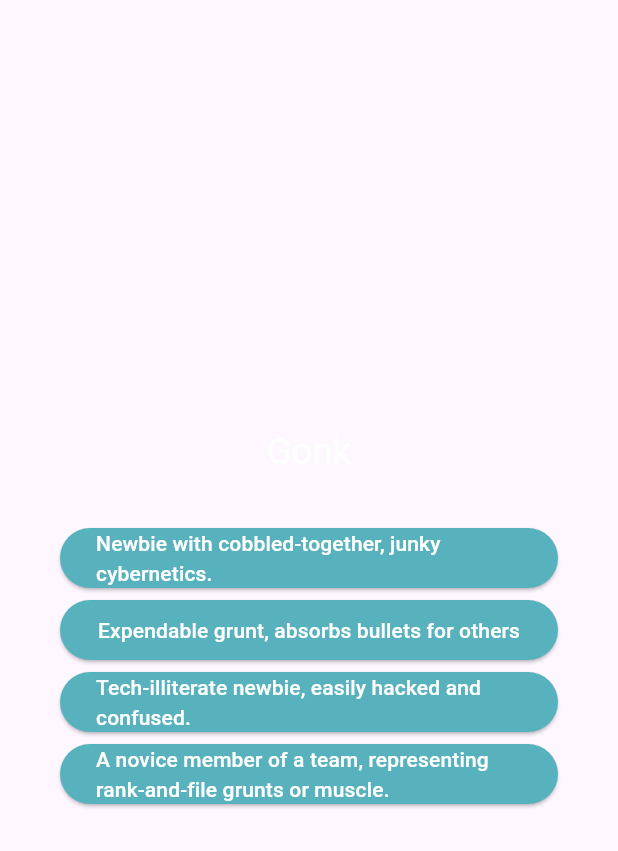
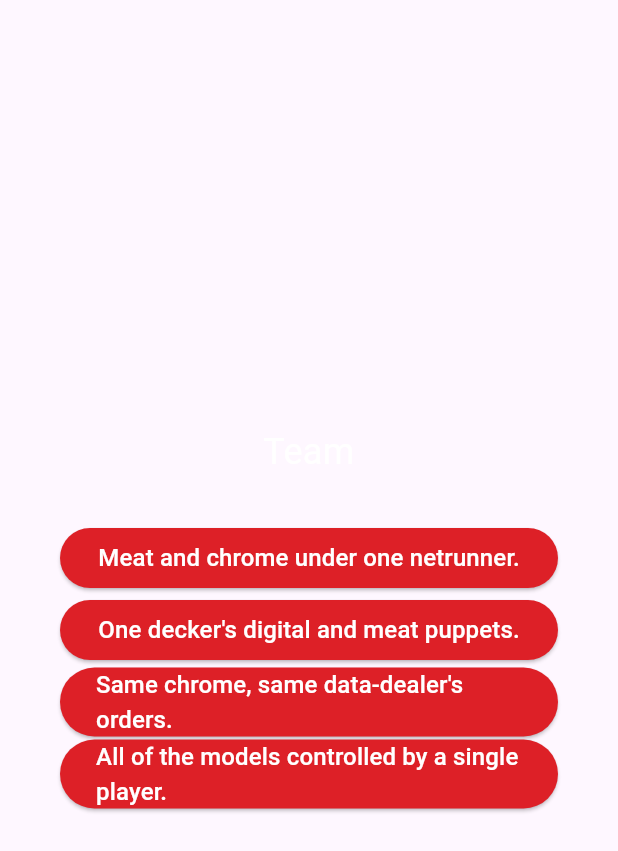
Before and after one commit to graveto/know_the_game, a Flutter app: the QuestionsScreen widget shown alone on an empty page, opened directly, after a tap on "Newbie with cobbled-together, junky cybe", on a phone screen of 412 x 824 dp. Shown: the top 851 px of the screen. Run offline on Flutter 3.47's test engine with Material 3 defaults, Android fonts, the phone set to English and light mode, and no system bars.

Commit message:
Added screen switching by lifting up state

```diff
--- a/lib/answer_button.dart
+++ b/lib/answer_button.dart
@@ -17,13 +17,18 @@ class AnswerButton extends StatelessWidget {
       style: ElevatedButton.styleFrom(
         backgroundColor: const Color.fromARGB(
           255,
-          88,
-          178,
-          189,
+          221,
+          32,
+          39,
         ),
         foregroundColor: Colors.white,
       ),
-      child: Text(answerText),
+      child: Text(
+        answerText,
+        style: const TextStyle(
+          fontSize: 16,
+        ),
+      ),
     );
   }
 }
--- a/lib/data/questions.dart
+++ b/lib/data/questions.dart
@@ -1,13 +1,46 @@
 import 'package:not_my_first_app/models/quiz_question.dart';
 
 const questions = [
+  QuizQuestion('Gonk', [
+    'A novice member of a team, representing \nrank-and-file grunts or muscle.',
+    'Newbie with cobbled-together, junky cybernetics.',
+    'Tech-illiterate newbie, easily hacked and confused.',
+    'Expendable grunt, absorbs bullets for others',
+  ]),
   QuizQuestion(
-    'Gonk',
+    'Team',
     [
-      'A novice member of a team, representing rank-and-file grunts or muscle.',
+      'All of the models controlled by a single player.',
+      'Meat and chrome under one netrunner.',
+      'Same chrome, same data-dealer\'s orders.',
+      'One decker\'s digital and meat puppets.',
+    ],
+  ),
+  QuizQuestion(
+    'Rival',
+    [
+      'The opposing player; a model controlled by an opposing player.',
+      'Another decker\'s meat and chrome puppets.',
+      'Opposing chrome, vying for the same turf',
+      'Expendable grunt, absorbs bullets for others',
+    ],
+  ),
+  QuizQuestion(
+    'Silent',
+    [
+      '[RE]actions may only target an unobscured attacker',
       'Newbie with cobbled-together, junky cybernetics.',
       'Tech-illiterate newbie, easily hacked and confused.',
-      'Expendable grunt, absorbs bullets for others',
+      'Another decker, hacking for different data.',
     ],
-  )
+  ),
+  QuizQuestion(
+    'Used',
+    [
+      'A “face down” Action Token, cannot be spent to take an action.',
+      'Gonk\'s circuits are burnt, no action until next round.',
+      'Model\'s signal is scrambled, can\'t act until reconnected.',
+      'All the ammo is used up. Can\'t fire.',
+    ],
+  ),
 ];
--- a/lib/questions_screen.dart
+++ b/lib/questions_screen.dart
@@ -22,7 +22,7 @@ class _QuestionsScreenState extends State<QuestionsScreen> {
 
   @override
   Widget build(BuildContext context) {
-    final currentQuestion = questions[0];
+    final currentQuestion = questions[currentQuestionIndex];
 
     return SizedBox(
       width: double.infinity,
@@ -44,7 +44,7 @@ class _QuestionsScreenState extends State<QuestionsScreen> {
             ...currentQuestion.getShuffledAnswers().map((answer) {
               return AnswerButton(
                 answerText: answer,
-                onTap: () {},
+                onTap: answerQuestion,
               );
             }),
           ],
--- a/lib/quiz.dart
+++ b/lib/quiz.dart
@@ -34,8 +34,8 @@ class _Quiz extends State<Quiz> {
           decoration: const BoxDecoration(
             gradient: LinearGradient(
               colors: [
-                Color.fromARGB(255, 245, 236, 17),
-                Color.fromARGB(255, 255, 67, 174)
+                Color.fromARGB(255, 2, 2, 25),
+                Color.fromARGB(255, 72, 18, 64)
               ],
               begin: Alignment.topLeft,
               end: Alignment.bottomRight,
--- a/lib/start_screen.dart
+++ b/lib/start_screen.dart
@@ -14,13 +14,12 @@ class StartScreen extends StatelessWidget {
           Image.asset(
             'assets/images/quiz-logo.png',
             width: 300,
-            color: const Color.fromARGB(125, 255, 255, 255),
           ),
           const SizedBox(
             height: 80,
           ),
           const Text(
-            'Learn Halo: Flashpoint the Fun Way!',
+            'Prepare for the Zone!',
             style: TextStyle(
                 color: Colors.white, fontSize: 20, fontWeight: FontWeight.bold),
           ),
@@ -37,7 +36,7 @@ class StartScreen extends StatelessWidget {
             ),
             icon: const Icon(Icons.arrow_right_alt),
             label: const Text(
-              'Start Quiz',
+              'Start Training',
             ),
           )
         ],
```
